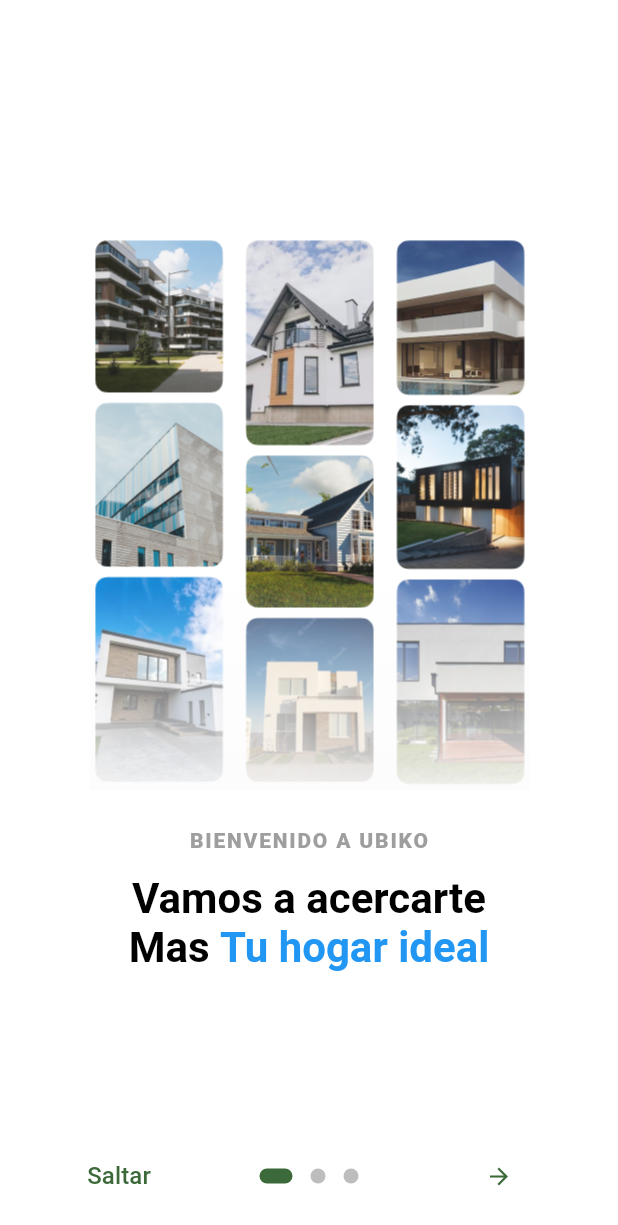
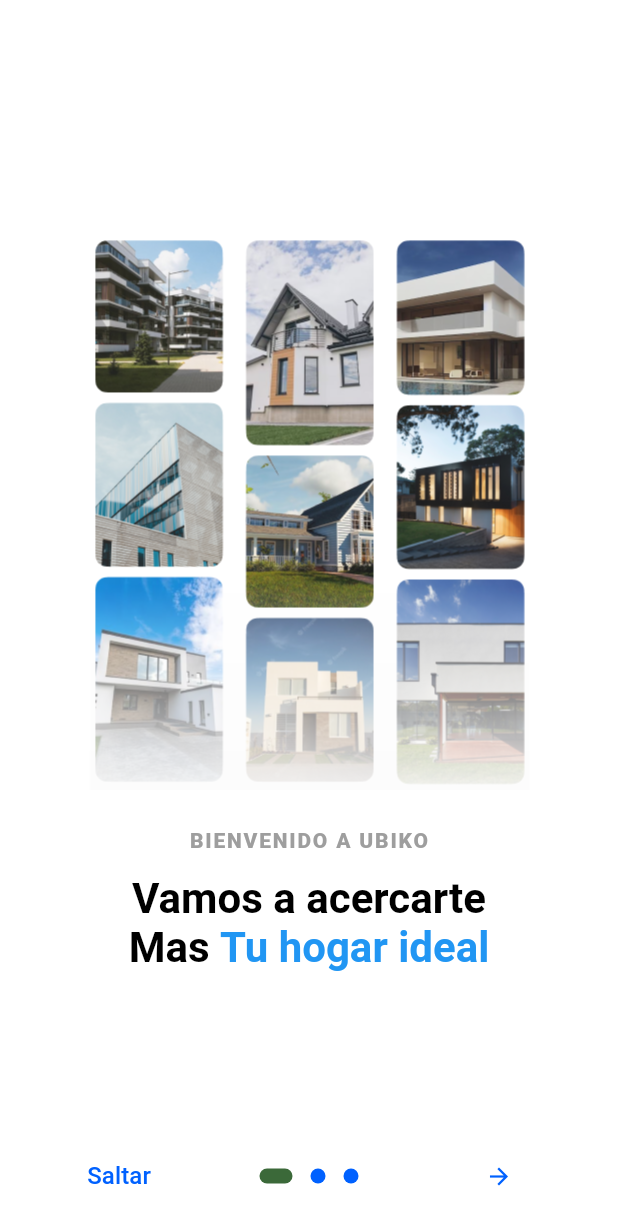
Before and after one commit to Antonio-Naoki/UBIKO_DEMO, a Flutter app: the screen it shows after launch, on a phone screen of 412 x 824 dp. Shown: the top 1225 px of the screen. Run offline on Flutter 3.47's test engine with Material 3 defaults, Android fonts, the phone set to English and light mode, and no system bars; drawn by our look-alikes of introduction_screen; our stand-ins replace bloc, dartz, equatable, flutter_bloc, flutter_dotenv, flutter_map and 7 more.

Commit message:
appscolors function use in onboarding page

```diff
--- a/lib/core/config/theme/app_colors.dart
+++ b/lib/core/config/theme/app_colors.dart
@@ -4,4 +4,5 @@ class AppColors {
   static const Color primaryColor = Color(0xFF4CAF50);
   static const Color accentColor = Color(0xFF81C784);
   static const Color primaryTextColor = Color(0xFFFFFFFF);
+  static const Color textOnboardingPage = Color(0xFF0061FF);
 }
--- a/lib/onboarding_screen.dart
+++ b/lib/onboarding_screen.dart
@@ -1,6 +1,7 @@
 import 'package:flutter/material.dart';
 import 'package:google_fonts/google_fonts.dart';
 import 'package:introduction_screen/introduction_screen.dart';
+import 'package:myapp/core/config/theme/app_colors.dart';
 import 'package:shared_preferences/shared_preferences.dart';
 
 import 'package:myapp/main_screen.dart';
@@ -155,12 +156,26 @@ class _OnboardingScreenState extends State<OnboardingScreen> {
       onDone: () => _onIntroEnd(context),
       onSkip: () => _onIntroEnd(context),
       showSkipButton: true,
-      skip: const Text('Saltar'),
-      next: const Icon(Icons.arrow_forward),
-      done: const Text('Hecho', style: TextStyle(fontWeight: FontWeight.w600)),
+      skip: Text(
+        'Saltar',
+        style: TextStyle(
+          color: AppColors.textOnboardingPage, // 👈 usando tu clase de colores
+        ),
+      ),
+      next: Icon(
+        Icons.arrow_forward,
+        color: AppColors.textOnboardingPage, // 👈 también la flecha
+      ),
+      done: Text(
+        'Hecho',
+        style: TextStyle(
+          fontWeight: FontWeight.w600,
+          color: AppColors.textOnboardingPage, // 👈 usando tu clase de colores
+        ),
+      ),
       dotsDecorator: const DotsDecorator(
         size: Size(10.0, 10.0),
-        color: Color(0xFFBDBDBD),
+        color: AppColors.textOnboardingPage,
         activeSize: Size(22.0, 10.0),
         activeShape: RoundedRectangleBorder(
           borderRadius: BorderRadius.all(Radius.circular(25.0)),
```
